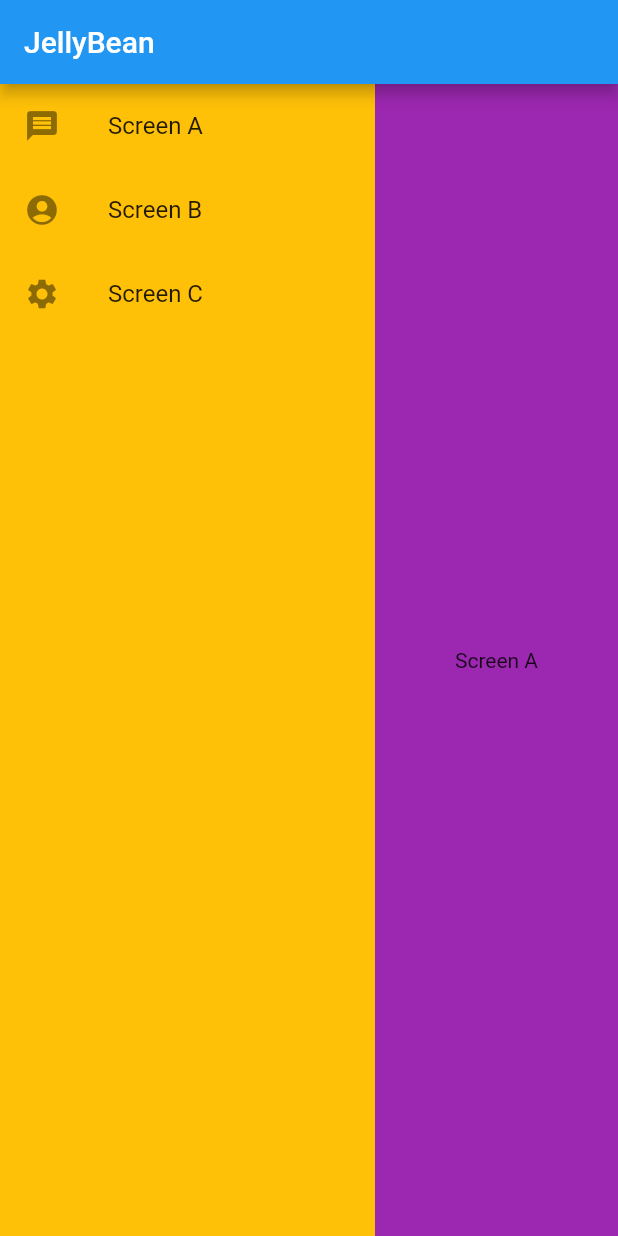
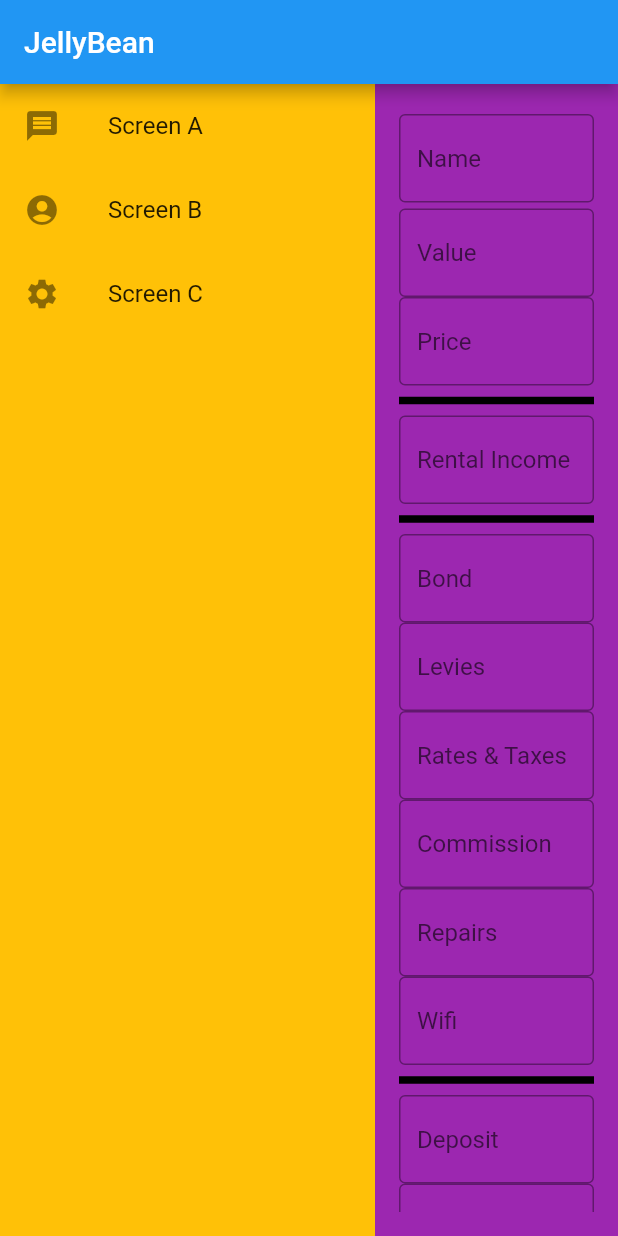
Before and after one commit to meyeroliver/jellybean, a Flutter app: the screen it shows after launch, on a phone screen of 412 x 824 dp. Run offline on Flutter 3.47's test engine with Material 2 defaults, Android fonts, the phone set to English and light mode, and no system bars; our stand-ins replace flutter_riverpod.

Commit message:
implemented riverPod and started a simple form

```diff
--- a/analysis_options.yaml
+++ b/analysis_options.yaml
@@ -27,3 +27,7 @@ linter:
 
 # Additional information about this file can be found at
 # https://dart.dev/guides/language/analysis-options
+
+analyzer:
+  plugins:
+    - custom_lint
--- a/lib/main.dart
+++ b/lib/main.dart
@@ -1,10 +1,14 @@
 import 'package:flutter/material.dart';
-import 'package:provider/provider.dart';
+import 'package:flutter_riverpod/flutter_riverpod.dart';
 
 import 'src/presentation/pages/dashboard/dashboard_screen.dart';
 
 void main() {
-  runApp(const JellyBean());
+  runApp(
+    const ProviderScope(
+      child: JellyBean(),
+    ),
+  );
 }
 
 class JellyBean extends StatelessWidget {
@@ -18,10 +22,7 @@ class JellyBean extends StatelessWidget {
       theme: ThemeData(
         primarySwatch: Colors.blue,
       ),
-      home: ChangeNotifierProvider(
-        create: (context) => DashboardModel(),
-        child: const DashboardScreen(),
-      ),
+      home: const DashboardScreen(),
     );
   }
 }
--- a/lib/src/presentation/pages/dashboard/dashboard_screen.dart
+++ b/lib/src/presentation/pages/dashboard/dashboard_screen.dart
@@ -1,35 +1,17 @@
 import 'package:flutter/material.dart';
+import 'package:flutter_riverpod/flutter_riverpod.dart';
+import 'package:jellybean/src/presentation/pages/dashboard/dashboard_viewmodel.dart';
 import 'package:jellybean/src/presentation/pages/dashboard/side_menu/side_menu.dart';
 import 'package:jellybean/src/presentation/pages/screen_a/screen_a.dart';
 import 'package:jellybean/src/presentation/pages/screen_b/screen_b.dart';
 import 'package:jellybean/src/presentation/pages/screen_c/screen_c.dart';
 
-import 'package:provider/provider.dart';
-
-class DashboardModel with ChangeNotifier {
-  int _selectedItem = 0;
-  String _selectedMenuItem = '';
-
-  int get selectedItem => _selectedItem;
-  String get selectedMenuItem => _selectedMenuItem;
-
-  void selectItem(int index) {
-    _selectedItem = index;
-    notifyListeners();
-  }
-
-  void selectMenuItem(String menuItem) {
-    _selectedMenuItem = menuItem;
-    notifyListeners();
-  }
-}
-
-class DashboardScreen extends StatelessWidget {
+class DashboardScreen extends ConsumerWidget {
   const DashboardScreen({super.key});
 
   @override
-  Widget build(BuildContext context) {
-    final dashboardModel = Provider.of<DashboardModel>(context);
+  Widget build(BuildContext context, WidgetRef ref) {
+    DashboardViewModel dashboardVM = ref.watch(dashboardProvider);
 
     return Scaffold(
       appBar: AppBar(
@@ -37,14 +19,12 @@ class DashboardScreen extends StatelessWidget {
       ),
       body: Row(
         children: [
-          SideMenu(dashboardModel: dashboardModel),
+          SideMenu(dashboardModel: dashboardVM),
           Expanded(
             child: Container(
               color: Colors.blueGrey,
               child: Center(
-                child: ChangeNotifierProvider(
-                    create: (context) => DashboardModel(),
-                    child: displaySelectedMenuItemView(dashboardModel)),
+                child:  displaySelectedMenuItemView(dashboardVM),
               ),
             ),
           ),
@@ -53,8 +33,8 @@ class DashboardScreen extends StatelessWidget {
     );
   }
 
-  Widget displaySelectedMenuItemView(DashboardModel dashboardModel) {
-    switch (dashboardModel.selectedMenuItem) {
+  Widget displaySelectedMenuItemView(DashboardViewModel dashboardVM) {
+    switch (dashboardVM.selectedMenuItem) {
       case 'Screen A':
         return const ScreenA();
       case 'Screen B':
--- /dev/null
+++ b/lib/src/presentation/pages/dashboard/dashboard_viewmodel.dart
@@ -0,0 +1,23 @@
+import 'package:flutter/material.dart';
+import 'package:flutter_riverpod/flutter_riverpod.dart';
+
+class DashboardViewModel with ChangeNotifier {
+  int _selectedItem = 0;
+  String _selectedMenuItem = '';
+
+  int get selectedItem => _selectedItem;
+  String get selectedMenuItem => _selectedMenuItem;
+
+  void selectItem(int index) {
+    _selectedItem = index;
+    notifyListeners();
+  }
+
+  void selectMenuItem(String menuItem) {
+    _selectedMenuItem = menuItem;
+    notifyListeners();
+  }
+}
+
+final dashboardProvider =
+    ChangeNotifierProvider<DashboardViewModel>((ref) => DashboardViewModel());
--- a/lib/src/presentation/pages/dashboard/side_menu/side_menu.dart
+++ b/lib/src/presentation/pages/dashboard/side_menu/side_menu.dart
@@ -1,6 +1,5 @@
 import 'package:flutter/material.dart';
-
-import '../dashboard_screen.dart';
+import 'package:jellybean/src/presentation/pages/dashboard/dashboard_viewmodel.dart';
 
 class SideMenu extends StatelessWidget {
   const SideMenu({
@@ -8,7 +7,7 @@ class SideMenu extends StatelessWidget {
     required this.dashboardModel,
   }) : super(key: key);
 
-  final DashboardModel dashboardModel;
+  final DashboardViewModel dashboardModel;
 
   @override
   Widget build(BuildContext context) {
--- a/lib/src/presentation/pages/screen_a/screen_a.dart
+++ b/lib/src/presentation/pages/screen_a/screen_a.dart
@@ -1,4 +1,5 @@
 import 'package:flutter/material.dart';
+import 'package:jellybean/src/presentation/pages/screen_a/widgets/property_form.dart';
 
 class ScreenA extends StatelessWidget {
   const ScreenA({super.key});
@@ -8,7 +9,7 @@ class ScreenA extends StatelessWidget {
     return Container(
       color: Colors.purple,
       child: const Center(
-        child: Text('Screen A'),
+        child: PropertyForm(),
       ),
     );
   }
--- /dev/null
+++ b/lib/src/presentation/pages/screen_a/widgets/property_form.dart
@@ -0,0 +1,221 @@
+import 'package:flutter/material.dart';
+
+class PropertyForm extends StatefulWidget {
+  const PropertyForm({super.key});
+
+  @override
+  State<PropertyForm> createState() => _PropertyFormState();
+}
+
+class _PropertyFormState extends State<PropertyForm> {
+  /*
+    Create a global key that uniquely identifies the Form widget
+    and allows validation of the form.
+ */
+  final _properFromKey = GlobalKey<FormState>();
+  @override
+  Widget build(BuildContext context) {
+    return Form(
+      key: _properFromKey,
+      child: Padding(
+        padding: const EdgeInsets.all(16.0),
+        child: ListView(
+          // mainAxisAlignment: MainAxisAlignment.spaceEvenly,
+          children: [
+            const TextField(),
+            TextFormField(
+              decoration: const InputDecoration(
+                border: OutlineInputBorder(),
+                hintText: 'Value',
+              ),
+              validator: (value) {
+                if (value == null || value.isEmpty) {
+                  return 'Please enter something';
+                }
+                return null;
+              },
+            ),
+            TextFormField(
+              decoration: const InputDecoration(
+                border: OutlineInputBorder(),
+                hintText: 'Price',
+              ),
+              validator: (value) {
+                if (value == null || value.isEmpty) {
+                  return 'Please enter something';
+                }
+                return null;
+              },
+            ),
+            const Divider(
+              height: 20,
+              thickness: 5,
+              indent: 0,
+              endIndent: 0,
+              color: Colors.black,
+            ),
+            TextFormField(
+              decoration: const InputDecoration(
+                border: OutlineInputBorder(),
+                hintText: 'Rental Income',
+              ),
+              validator: (value) {
+                if (value == null || value.isEmpty) {
+                  return 'Please enter something';
+                }
+                return null;
+              },
+            ),
+            const Divider(
+              height: 20,
+              thickness: 5,
+              indent: 0,
+              endIndent: 0,
+              color: Colors.black,
+            ),
+            TextFormField(
+              decoration: const InputDecoration(
+                border: OutlineInputBorder(),
+                hintText: 'Bond',
+              ),
+              validator: (value) {
+                if (value == null || value.isEmpty) {
+                  return 'Please enter something';
+                }
+                return null;
+              },
+            ),
+            TextFormField(
+              decoration: const InputDecoration(
+                border: OutlineInputBorder(),
+                hintText: 'Levies',
+              ),
+              validator: (value) {
+                if (value == null || value.isEmpty) {
+                  return 'Please enter something';
+                }
+                return null;
+              },
+            ),
+            TextFormField(
+              decoration: const InputDecoration(
+                border: OutlineInputBorder(),
+                hintText: 'Rates & Taxes',
+              ),
+              validator: (value) {
+                if (value == null || value.isEmpty) {
+                  return 'Please enter something';
+                }
+                return null;
+              },
+            ),
+            TextFormField(
+              decoration: const InputDecoration(
+                border: OutlineInputBorder(),
+                hintText: 'Commission',
+              ),
+              validator: (value) {
+                if (value == null || value.isEmpty) {
+                  return 'Please enter something';
+                }
+                return null;
+              },
+            ),
+            TextFormField(
+              decoration: const InputDecoration(
+                border: OutlineInputBorder(),
+                hintText: 'Repairs',
+              ),
+              validator: (value) {
+                if (value == null || value.isEmpty) {
+                  return 'Please enter something';
+                }
+                return null;
+              },
+            ),
+            TextFormField(
+              decoration: const InputDecoration(
+                border: OutlineInputBorder(),
+                hintText: 'Wifi',
+              ),
+              validator: (value) {
+                if (value == null || value.isEmpty) {
+                  return 'Please enter something';
+                }
+                return null;
+              },
+            ),
+            const Divider(
+              height: 20,
+              thickness: 5,
+              indent: 0,
+              endIndent: 0,
+              color: Colors.black,
+            ),
+            TextFormField(
+              decoration: const InputDecoration(
+                border: OutlineInputBorder(),
+                hintText: 'Deposit',
+              ),
+              validator: (value) {
+                if (value == null || value.isEmpty) {
+                  return 'Please enter something';
+                }
+                return null;
+              },
+            ),
+            TextFormField(
+              decoration: const InputDecoration(
+                border: OutlineInputBorder(),
+                hintText: 'Bond & Transfer',
+              ),
+              validator: (value) {
+                if (value == null || value.isEmpty) {
+                  return 'Please enter something';
+                }
+                return null;
+              },
+            ),
+            TextFormField(
+              decoration: const InputDecoration(
+                border: OutlineInputBorder(),
+                hintText: 'Initial Setup',
+              ),
+              validator: (value) {
+                if (value == null || value.isEmpty) {
+                  return 'Please enter something';
+                }
+                return null;
+              },
+            ),
+          ],
+        ),
+      ),
+    );
+  }
+}
+
+class TextField extends StatelessWidget {
+  const TextField({
+    super.key,
+  });
+
+  @override
+  Widget build(BuildContext context) {
+    return Container(
+      margin: const EdgeInsets.symmetric(vertical: 4.0, horizontal: 0.0),
+      child: TextFormField(
+        decoration: const InputDecoration(
+          border: OutlineInputBorder(),
+          hintText: 'Name',
+        ),
+        validator: (value) {
+          if (value == null || value.isEmpty) {
+            return 'Please enter something';
+          }
+          return null;
+        },
+      ),
+    );
+  }
+}
```
Also changed, not shown: pubspec.yaml (+9 -2 lines).
